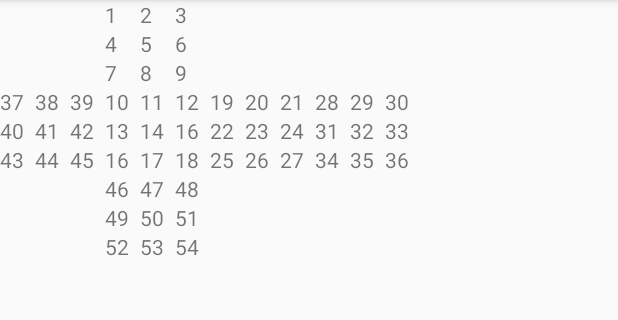
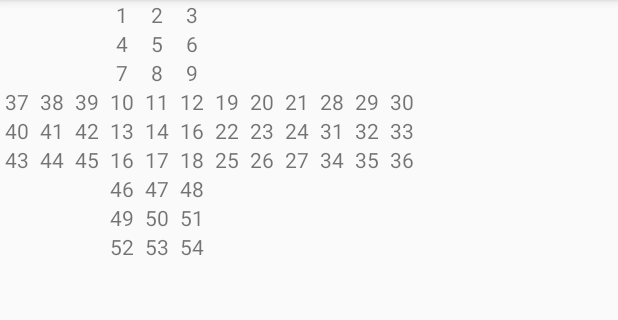
Before and after one commit to LaineOtto/Rubiks-Cube, an Android app: the screen it shows after launch (MainActivity), on a phone screen of 412 x 824 dp, the part 84-404 px from its top. Run offline under Robolectric (Android 15) with nearby library versions, the phone set to English and light mode, and no system bars.

Commit message:
Changed text alignment in tables to center

```diff
--- a/app/src/main/res/layout/activity_main.xml
+++ b/app/src/main/res/layout/activity_main.xml
@@ -19,14 +19,17 @@
                 android:layout_height="wrap_content">
 
                 <TextView
+                    android:textAlignment="center"
                     android:id="@+id/face1"
                     android:text="@string/face1" />
 
                 <TextView
+                    android:textAlignment="center"
                     android:id="@+id/face2"
                     android:text="@string/face2" />
 
                 <TextView
+                    android:textAlignment="center"
                     android:id="@+id/face3"
                     android:text="@string/face3" />
 
@@ -37,14 +40,17 @@
                 android:layout_height="wrap_content">
 
                 <TextView
+                    android:textAlignment="center"
                     android:id="@+id/face4"
                     android:text="@string/face4" />
 
                 <TextView
+                    android:textAlignment="center"
                     android:id="@+id/face5"
                     android:text="@string/face5" />
 
                 <TextView
+                    android:textAlignment="center"
                     android:id="@+id/face6"
                     android:text="@string/face6" />
 
@@ -55,14 +61,17 @@
                 android:layout_height="wrap_content">
 
                 <TextView
+                    android:textAlignment="center"
                     android:id="@+id/face7"
                     android:text="@string/face7" />
 
                 <TextView
+                    android:textAlignment="center"
                     android:id="@+id/face8"
                     android:text="@string/face8" />
 
                 <TextView
+                    android:textAlignment="center"
                     android:id="@+id/face9"
                     android:text="@string/face9" />
 
@@ -83,14 +92,17 @@
                 android:layout_height="wrap_content">
 
                 <TextView
+                    android:textAlignment="center"
                     android:id="@+id/face10"
                     android:text="@string/face10" />
 
                 <TextView
+                    android:textAlignment="center"
                     android:id="@+id/face11"
                     android:text="@string/face11" />
 
                 <TextView
+                    android:textAlignment="center"
                     android:id="@+id/face12"
                     android:text="@string/face12" />
 
@@ -101,14 +113,17 @@
                 android:layout_height="wrap_content">
 
                 <TextView
+                    android:textAlignment="center"
                     android:id="@+id/face13"
                     android:text="@string/face13" />
 
                 <TextView
+                    android:textAlignment="center"
                     android:id="@+id/face14"
                     android:text="@string/face14" />
 
                 <TextView
+                    android:textAlignment="center"
                     android:id="@+id/face15"
                     android:text="@string/face16" />
 
@@ -119,14 +134,17 @@
                 android:layout_height="wrap_content">
 
                 <TextView
+                    android:textAlignment="center"
                     android:id="@+id/face16"
                     android:text="@string/face16" />
 
                 <TextView
+                    android:textAlignment="center"
                     android:id="@+id/face17"
                     android:text="@string/face17" />
 
                 <TextView
+                    android:textAlignment="center"
                     android:id="@+id/face18"
                     android:text="@string/face18" />
 
@@ -147,14 +165,17 @@
                 android:layout_height="wrap_content">
 
                 <TextView
+                    android:textAlignment="center"
                     android:id="@+id/face19"
                     android:text="@string/face19" />
 
                 <TextView
+                    android:textAlignment="center"
                     android:id="@+id/face20"
                     android:text="@string/face20" />
 
                 <TextView
+                    android:textAlignment="center"
                     android:id="@+id/face21"
                     android:text="@string/face21" />
 
@@ -165,14 +186,17 @@
                 android:layout_height="wrap_content">
 
                 <TextView
+                    android:textAlignment="center"
                     android:id="@+id/face22"
                     android:text="@string/face22" />
 
                 <TextView
+                    android:textAlignment="center"
                     android:id="@+id/face23"
                     android:text="@string/face23" />
 
                 <TextView
+                    android:textAlignment="center"
                     android:id="@+id/face24"
                     android:text="@string/face24" />
 
@@ -183,14 +207,17 @@
                 android:layout_height="wrap_content">
 
                 <TextView
+                    android:textAlignment="center"
                     android:id="@+id/face25"
                     android:text="@string/face25" />
 
                 <TextView
+                    android:textAlignment="center"
                     android:id="@+id/face26"
                     android:text="@string/face26" />
 
                 <TextView
+                    android:textAlignment="center"
                     android:id="@+id/face27"
                     android:text="@string/face27" />
 
@@ -211,14 +238,17 @@
                 android:layout_height="wrap_content">
 
                 <TextView
+                    android:textAlignment="center"
                     android:id="@+id/face28"
                     android:text="@string/face28" />
 
                 <TextView
+                    android:textAlignment="center"
                     android:id="@+id/face29"
                     android:text="@string/face29" />
 
                 <TextView
+                    android:textAlignment="center"
                     android:id="@+id/face30"
                     android:text="@string/face30" />
 
@@ -229,14 +259,17 @@
                 android:layout_height="wrap_content">
 
                 <TextView
+                    android:textAlignment="center"
                     android:id="@+id/face31"
                     android:text="@string/face31" />
 
                 <TextView
+                    android:textAlignment="center"
                     android:id="@+id/face32"
                     android:text="@string/face32" />
 
                 <TextView
+                    android:textAlignment="center"
                     android:id="@+id/face33"
                     android:text="@string/face33" />
 
@@ -247,14 +280,17 @@
                 android:layout_height="wrap_content">
 
                 <TextView
+                    android:textAlignment="center"
                     android:id="@+id/face34"
                     android:text="@string/face34" />
 
                 <TextView
+                    android:textAlignment="center"
                     android:id="@+id/face35"
                     android:text="@string/face35" />
 
                 <TextView
+                    android:textAlignment="center"
                     android:id="@+id/face36"
                     android:text="@string/face36" />
 
@@ -275,14 +311,17 @@
                 android:layout_height="wrap_content">
 
                 <TextView
+                    android:textAlignment="center"
                     android:id="@+id/face37"
                     android:text="@string/face37" />
 
                 <TextView
+                    android:textAlignment="center"
                     android:id="@+id/face38"
                     android:text="@string/face38" />
 
                 <TextView
+                    android:textAlignment="center"
                     android:id="@+id/face39"
                     android:text="@string/face39" />
 
@@ -293,14 +332,17 @@
                 android:layout_height="wrap_content">
 
                 <TextView
+                    android:textAlignment="center"
                     android:id="@+id/face40"
                     android:text="@string/face40" />
 
                 <TextView
+                    android:textAlignment="center"
                     android:id="@+id/face41"
                     android:text="@string/face41" />
 
                 <TextView
+                    android:textAlignment="center"
                     android:id="@+id/face42"
                     android:text="@string/face42" />
 
@@ -311,14 +353,17 @@
                 android:layout_height="wrap_content">
 
                 <TextView
+                    android:textAlignment="center"
                     android:id="@+id/face43"
                     android:text="@string/face43" />
 
                 <TextView
+                    android:textAlignment="center"
                     android:id="@+id/face44"
                     android:text="@string/face44" />
 
                 <TextView
+                    android:textAlignment="center"
                     android:id="@+id/face45"
                     android:text="@string/face45" />
 
@@ -339,14 +384,17 @@
                 android:layout_height="wrap_content">
 
                 <TextView
+                    android:textAlignment="center"
                     android:id="@+id/face46"
                     android:text="@string/face46" />
 
                 <TextView
+                    android:textAlignment="center"
                     android:id="@+id/face47"
                     android:text="@string/face47" />
 
                 <TextView
+                    android:textAlignment="center"
                     android:id="@+id/face48"
                     android:text="@string/face48" />
 
@@ -357,14 +405,17 @@
                 android:layout_height="wrap_content">
 
                 <TextView
+                    android:textAlignment="center"
                     android:id="@+id/face49"
                     android:text="@string/face49" />
 
                 <TextView
+                    android:textAlignment="center"
                     android:id="@+id/face50"
                     android:text="@string/face50" />
 
                 <TextView
+                    android:textAlignment="center"
                     android:id="@+id/face51"
                     android:text="@string/face51" />
 
@@ -375,14 +426,17 @@
                 android:layout_height="wrap_content">
 
                 <TextView
+                    android:textAlignment="center"
                     android:id="@+id/face52"
                     android:text="@string/face52" />
 
                 <TextView
+                    android:textAlignment="center"
                     android:id="@+id/face53"
                     android:text="@string/face53" />
 
                 <TextView
+                    android:textAlignment="center"
                     android:id="@+id/face54"
                     android:text="@string/face54" />
 
```
